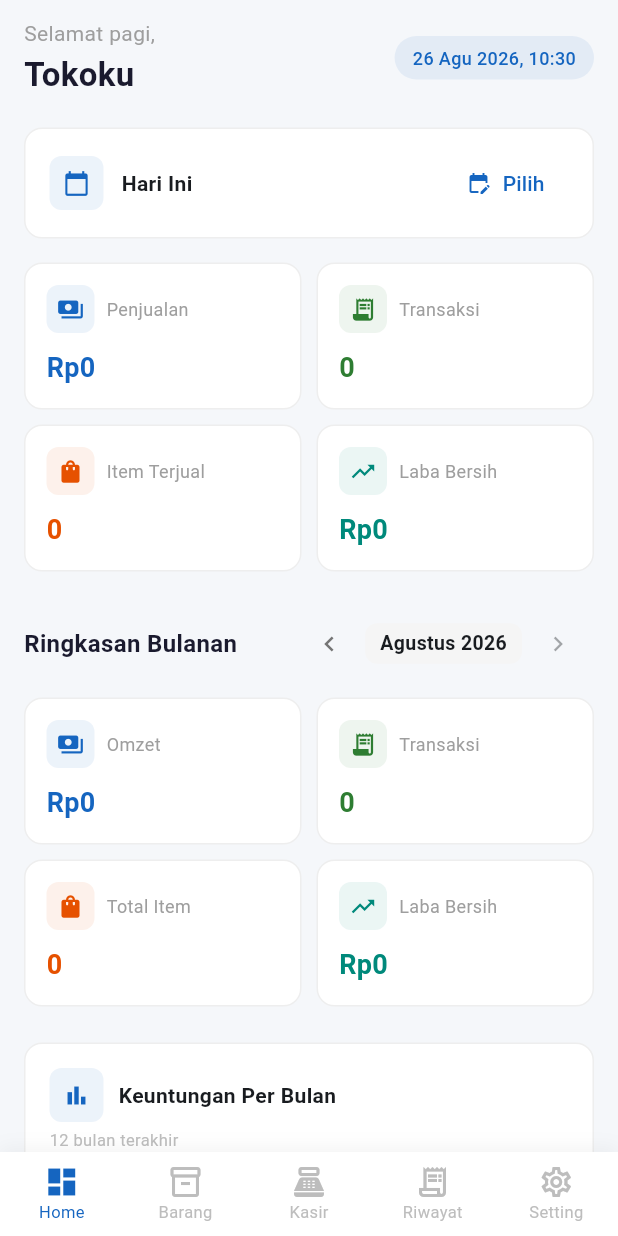
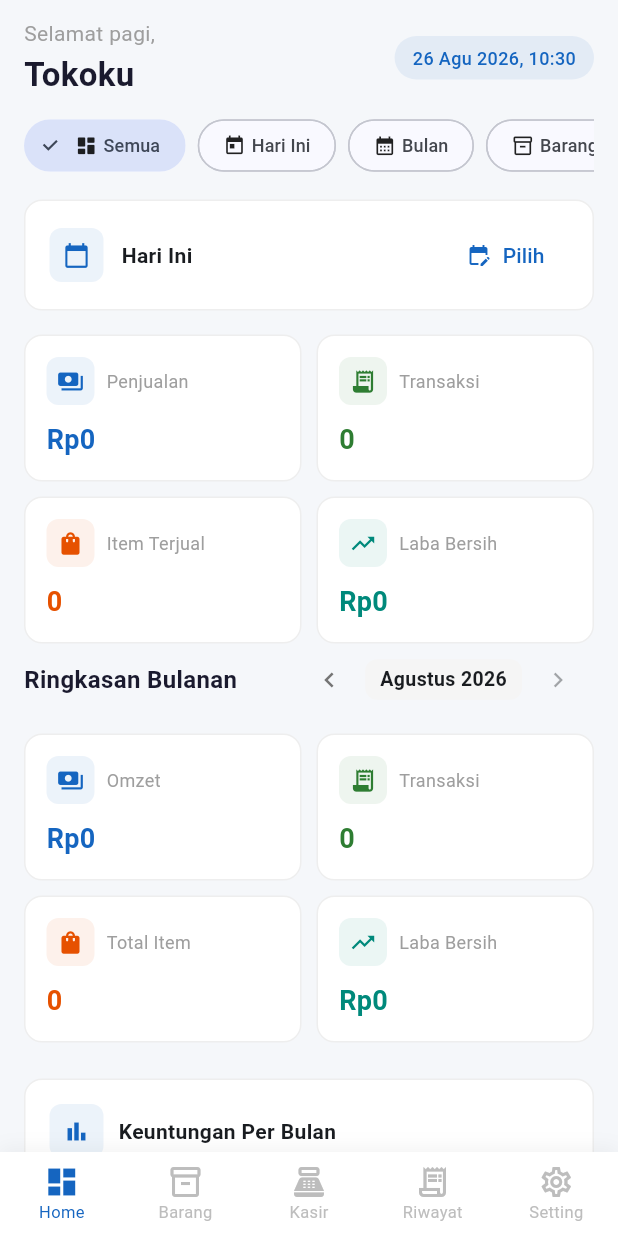
Before and after one commit to rzkyypnduu/pos-toko, a Flutter app: the screen it shows after launch, on a phone screen of 412 x 824 dp. Run offline on Flutter 3.47's test engine with Material 3 defaults, Android fonts, the phone set to English and light mode, and no system bars; our stand-ins replace fl_chart, image_picker; missing offline and left inert: flutter_classic_bluetooth, mobile_scanner.

Commit message:
feat: tambah filter tab view di dashboard (Semua/Hari Ini/Bulan/Barang)

```diff
--- a/lib/screens/dashboard_screen.dart
+++ b/lib/screens/dashboard_screen.dart
@@ -27,10 +27,13 @@ class _DashboardBody extends StatefulWidget {
   State<_DashboardBody> createState() => _DashboardBodyState();
 }
 
+enum _DashboardView { semua, hariIni, bulan, barang }
+
 class _DashboardBodyState extends State<_DashboardBody> {
   DateTime _selectedDate = DateTime.now();
   int _selectedMonth = DateTime.now().month;
   int _selectedYear = DateTime.now().year;
+  _DashboardView _selectedView = _DashboardView.semua;
 
   bool get _isToday {
     final now = DateTime.now();
@@ -102,11 +105,17 @@ class _DashboardBodyState extends State<_DashboardBody> {
           crossAxisAlignment: CrossAxisAlignment.start,
           children: [
             _buildHeader(context),
-            const SizedBox(height: 20),
+            const SizedBox(height: 12),
+            _buildViewFilter(),
+            const SizedBox(height: 16),
+            if (_selectedView == _DashboardView.semua ||
+                _selectedView == _DashboardView.hariIni) ...[
               _buildDateFilter(context),
               const SizedBox(height: 16),
               _buildDayCards(context),
-            const SizedBox(height: 24),
+            ],
+            if (_selectedView == _DashboardView.semua ||
+                _selectedView == _DashboardView.bulan) ...[
               _buildMonthHeader(context),
               const SizedBox(height: 12),
               _buildMonthCards(context),
@@ -114,12 +123,51 @@ class _DashboardBodyState extends State<_DashboardBody> {
               _buildMonthlyProfitChart(context),
               const SizedBox(height: 24),
               _buildDailyProfitChart(context),
-            const SizedBox(height: 24),
+            ],
+            if (_selectedView == _DashboardView.semua ||
+                _selectedView == _DashboardView.barang) ...[
+              if (_selectedView == _DashboardView.barang) ...[
+                const SizedBox(height: 16),
+              ],
               _buildBestSelling(context),
               const SizedBox(height: 16),
               _buildLowStock(context),
             ],
+          ],
         ),
+      ),
+    );
+  }
+
+  Widget _buildViewFilter() {
+    final items = [
+      (_DashboardView.semua, Icons.dashboard_rounded, 'Semua'),
+      (_DashboardView.hariIni, Icons.today, 'Hari Ini'),
+      (_DashboardView.bulan, Icons.calendar_month, 'Bulan'),
+      (_DashboardView.barang, Icons.inventory_2_outlined, 'Barang'),
+    ];
+    return SizedBox(
+      height: 40,
+      child: ListView.separated(
+        scrollDirection: Axis.horizontal,
+        itemCount: items.length,
+        separatorBuilder: (_, __) => const SizedBox(width: 8),
+        itemBuilder: (_, i) {
+          final (view, icon, label) = items[i];
+          final selected = _selectedView == view;
+          return ChoiceChip(
+            selected: selected,
+            label: Row(
+              mainAxisSize: MainAxisSize.min,
+              children: [
+                Icon(icon, size: 15),
+                const SizedBox(width: 4),
+                Text(label, style: const TextStyle(fontSize: 12)),
+              ],
+            ),
+            onSelected: (_) => setState(() => _selectedView = view),
+          );
+        },
       ),
     );
   }
```
Lines whose indentation alone changed are shown as unchanged.
